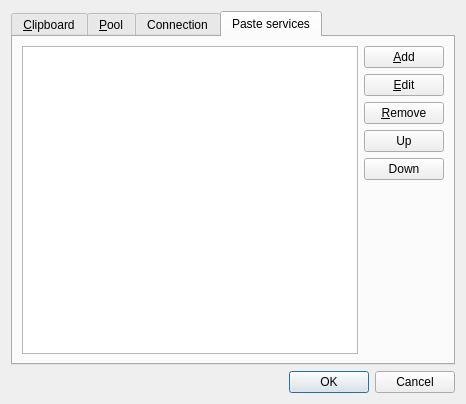
aither64/haveclip-desktop, file haveclip-desktop/src/SettingsDialog.ui: the form before one commit.
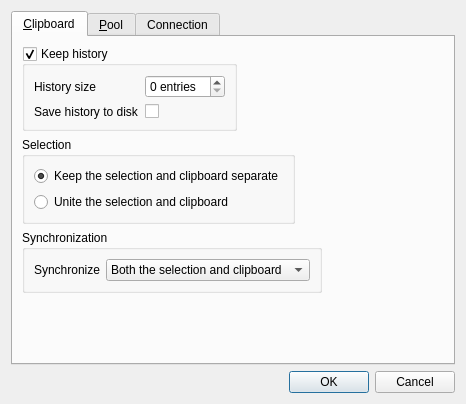
The form after the commit. The open tabs and pages were chosen to show the change. Icons and pictures are not drawn.

Commit message: Remove paste services

Diff of the .ui file:
```diff
--- a/haveclip-desktop/src/SettingsDialog.ui
+++ b/haveclip-desktop/src/SettingsDialog.ui
@@ -345,68 +345,6 @@
        </item>
       </layout>
      </widget>
-     <widget class="QWidget" name="tab_4">
-      <attribute name="title">
-       <string>Paste services</string>
-      </attribute>
-      <layout class="QHBoxLayout" name="horizontalLayout_2">
-       <item>
-        <widget class="QListWidget" name="pasteServiceListWidget"/>
-       </item>
-       <item>
-        <layout class="QVBoxLayout" name="verticalLayout_5">
-         <item>
-          <widget class="QPushButton" name="pasteAddButton">
-           <property name="text">
-            <string>&amp;Add</string>
-           </property>
-          </widget>
-         </item>
-         <item>
-          <widget class="QPushButton" name="pasteEditButton">
-           <property name="text">
-            <string>&amp;Edit</string>
-           </property>
-          </widget>
-         </item>
-         <item>
-          <widget class="QPushButton" name="pasteRemoveButton">
-           <property name="text">
-            <string>&amp;Remove</string>
-           </property>
-          </widget>
-         </item>
-         <item>
-          <widget class="QPushButton" name="pasteUpButton">
-           <property name="text">
-            <string>Up</string>
-           </property>
-          </widget>
-         </item>
-         <item>
-          <widget class="QPushButton" name="pasteDownButton">
-           <property name="text">
-            <string>Down</string>
-           </property>
-          </widget>
-         </item>
-         <item>
-          <spacer name="verticalSpacer_2">
-           <property name="orientation">
-            <enum>Qt::Vertical</enum>
-           </property>
-           <property name="sizeHint" stdset="0">
-            <size>
-             <width>20</width>
-             <height>40</height>
-            </size>
-           </property>
-          </spacer>
-         </item>
-        </layout>
-       </item>
-      </layout>
-     </widget>
     </widget>
    </item>
    <item>
```
The commit also changes 24 other files.
